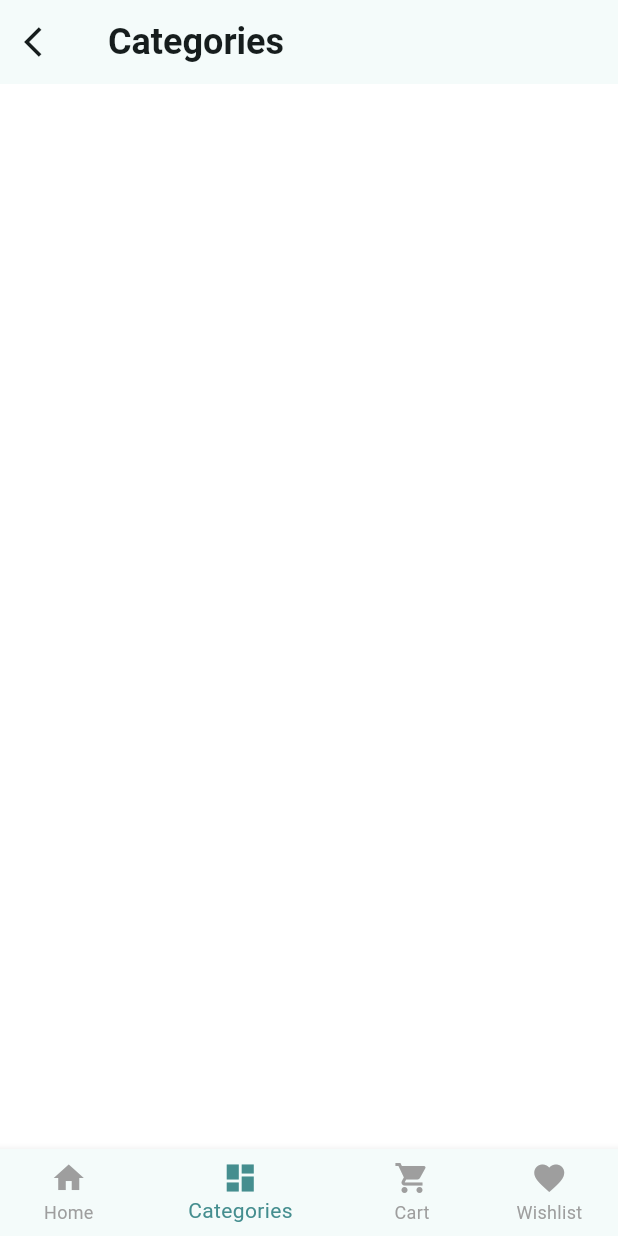
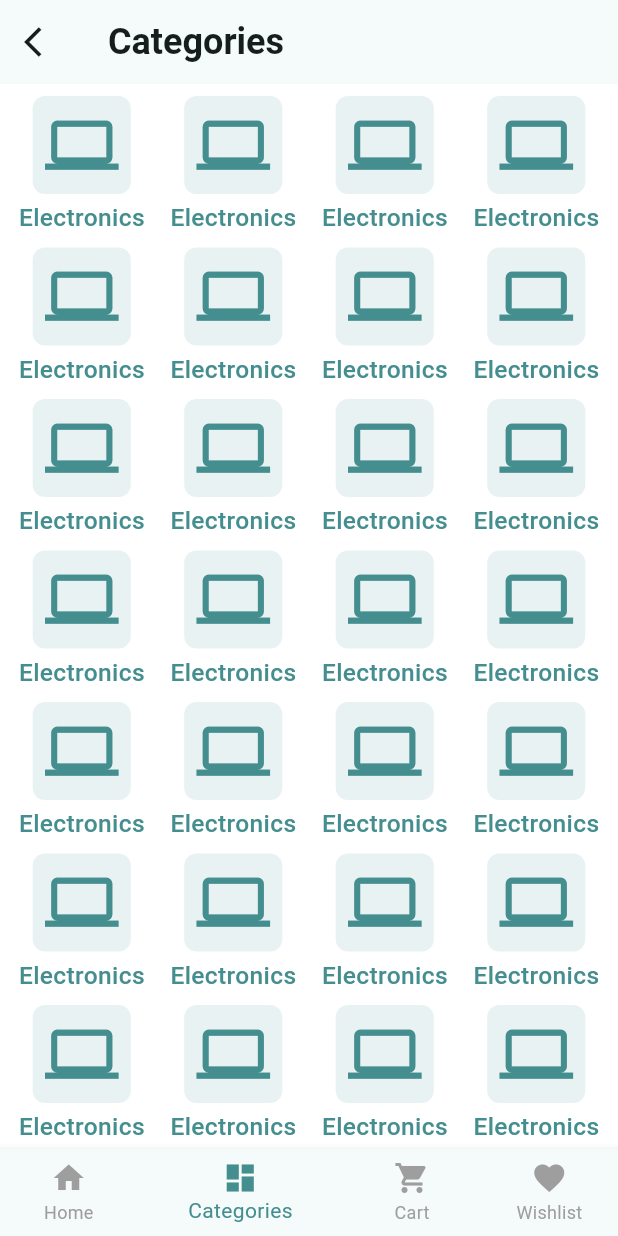
Before and after one commit to sanahid120/CraftyBay, a Flutter app: the screen it shows after launch, item 2 of the bottom bar chosen, on a phone screen of 412 x 824 dp. Run offline on Flutter 3.47's test engine with Material 3 defaults, Android fonts, the phone set to English and light mode, and no system bars; our stand-ins replace carousel_slider, email_validator, flutter_svg, pin_code_fields; generated files the repository leaves out were written again.

Commit message:
category_screen.dart ui complete

```diff
--- a/lib/features/category/presentaion/screens/category_screen.dart
+++ b/lib/features/category/presentaion/screens/category_screen.dart
@@ -14,20 +14,38 @@ class CategoryScreen extends StatefulWidget {
 class _CategoryScreenState extends State<CategoryScreen> {
   @override
   Widget build(BuildContext context) {
-    return Scaffold(
-      appBar: AppBar(
-        title: const Text("Categories", style: TextStyle(fontSize: 24)),
+    return PopScope(
+      canPop: false,
+      onPopInvokedWithResult: (_,_){
+        onPressedBackButton();
+      },
+      child: Scaffold(
+        appBar: AppBar(
+          title: const Text("Categories", style: TextStyle(fontSize: 24)),
 
-        leading: IconButton(
-          onPressed: () {
-            context.read<HomepageMainNavProvider>().moveToHomepage();
-          },
-          icon: const Icon(Icons.arrow_back_ios),
+          leading: IconButton(
+            onPressed:onPressedBackButton,
+            icon: const Icon(Icons.arrow_back_ios),
+          ),
+        ),
+        body: Padding(
+          padding: const EdgeInsets.all(8.0),
+          child: GridView.builder(
+            itemCount: 40,
+            gridDelegate: const SliverGridDelegateWithFixedCrossAxisCount(
+              crossAxisCount: 4,
+              crossAxisSpacing: 8,
+              mainAxisSpacing: 8,
+            ),
+            itemBuilder: (context, index) {
+              return FittedBox(child: CategoryCard());
+            },
+          ),
         ),
       ),
-
-
-
     );
   }
+  void onPressedBackButton(){
+    context.read<HomepageMainNavProvider>().moveToHomepage();
+  }
 }
--- a/lib/shared/presentation/widgets/category_card.dart
+++ b/lib/shared/presentation/widgets/category_card.dart
@@ -1,12 +1,9 @@
-
 import 'package:flutter/material.dart';
 
 import '../../../app/app_colors.dart';
 
 class CategoryCard extends StatelessWidget {
-  const CategoryCard({
-    super.key,
-  });
+  const CategoryCard({super.key});
 
   @override
   Widget build(BuildContext context) {
@@ -15,20 +12,23 @@ class CategoryCard extends StatelessWidget {
       spacing: 4,
       children: [
         Container(
-
           padding: EdgeInsets.all(8),
           decoration: BoxDecoration(
             color: AppColors.themeColor.withAlpha(30),
             borderRadius: BorderRadius.circular(8),
           ),
-          child: Icon(
-            Icons.computer,
-            size: 48,
+          child: Icon(Icons.computer, size: 48, color: AppColors.themeColor),
+        ),
+
+        Text(
+          "Electronics",
+          style: TextStyle(
+            fontSize: 16,
+            fontWeight: .w500,
             color: AppColors.themeColor,
+
           ),
         ),
-
-        Text("Electronics", style: TextStyle(fontSize: 16, fontWeight: .w500,color: AppColors.themeColor),),
       ],
     );
   }
```
